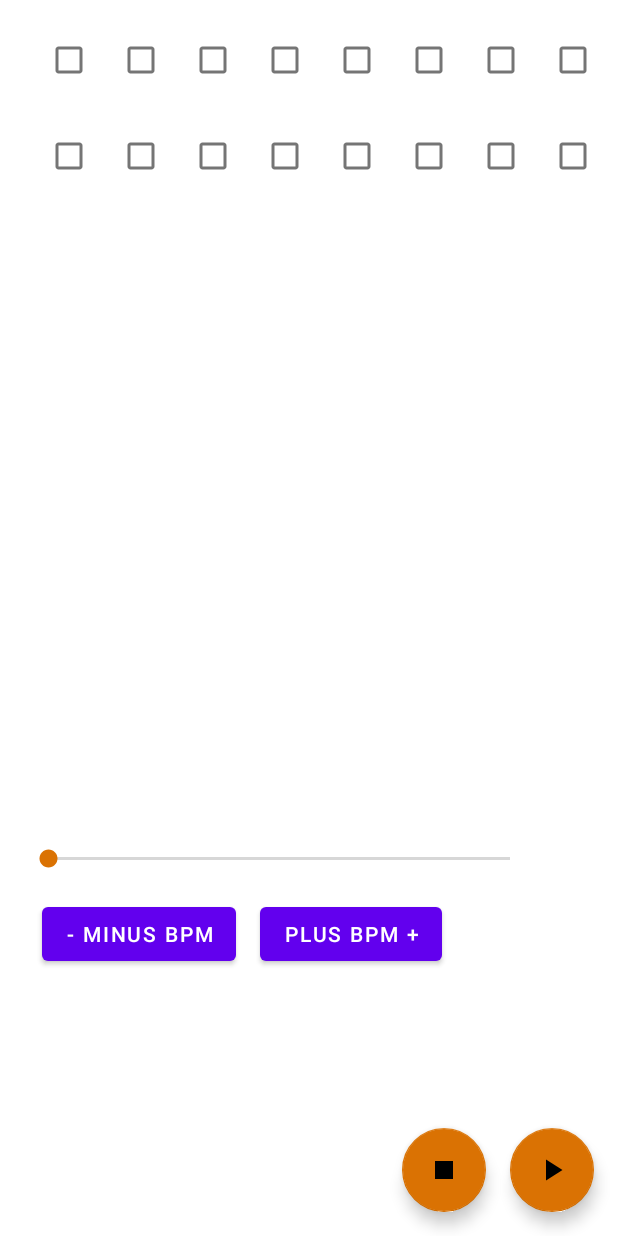
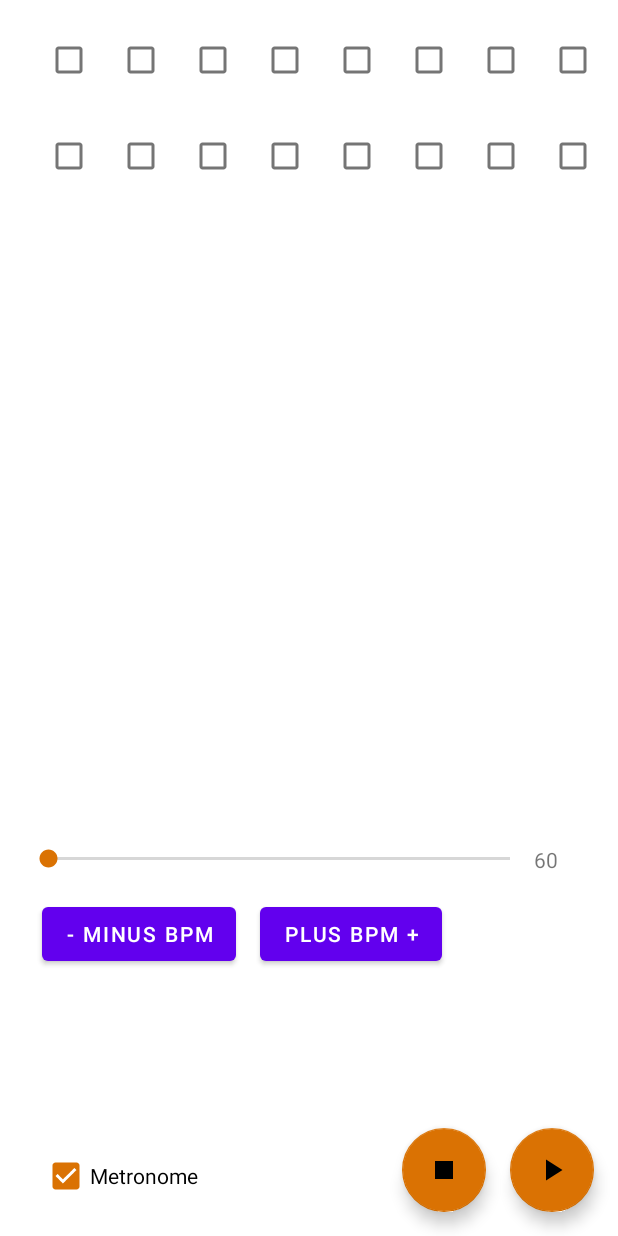
Before and after one commit to ziginsider/xdrummachine, an Android app: the layout activity_main.xml on its own in the app's theme, with its tools: preview values and no code run, on a phone screen of 412 x 824 dp. Run offline under Robolectric (Android 15) with nearby library versions, the phone set to English and light mode, and no system bars.

Commit message:
checkbox to native, add metronome checkbox

```diff
--- a/app/src/main/res/layout/activity_main.xml
+++ b/app/src/main/res/layout/activity_main.xml
@@ -9,9 +9,9 @@
     <ScrollView
         android:layout_width="0dp"
         android:layout_height="wrap_content"
+        android:fadeScrollbars="false"
         android:orientation="vertical"
         android:scrollbars="vertical"
-        android:fadeScrollbars="false"
         app:layout_constraintLeft_toLeftOf="parent"
         app:layout_constraintRight_toRightOf="parent"
         app:layout_constraintTop_toTopOf="parent">
@@ -197,6 +197,15 @@
         app:layout_constraintRight_toLeftOf="@id/play_button"
         tools:visibility="visible" />
 
+    <CheckBox
+        android:id="@+id/metronome_checkbox"
+        android:layout_width="wrap_content"
+        android:layout_height="wrap_content"
+        android:layout_marginBottom="16dp"
+        android:checked="true"
+        android:text="Metronome"
+        app:layout_constraintBottom_toBottomOf="parent"
+        app:layout_constraintStart_toStartOf="@id/minus_bpm_button" />
 
     <LinearLayout
         android:id="@+id/seek_layout"
@@ -223,7 +232,8 @@
             android:id="@+id/seek_bar_text_view"
             android:layout_width="80dp"
             android:layout_height="wrap_content"
-            android:layout_weight="1" />
+            android:layout_weight="1"
+            android:text="60" />
 
     </LinearLayout>
 
```
Also changed, not shown: app/src/main/java/io/github/ziginsider/zdrummachine/MainActivity.kt (+41 -12 lines), 1 other file.
